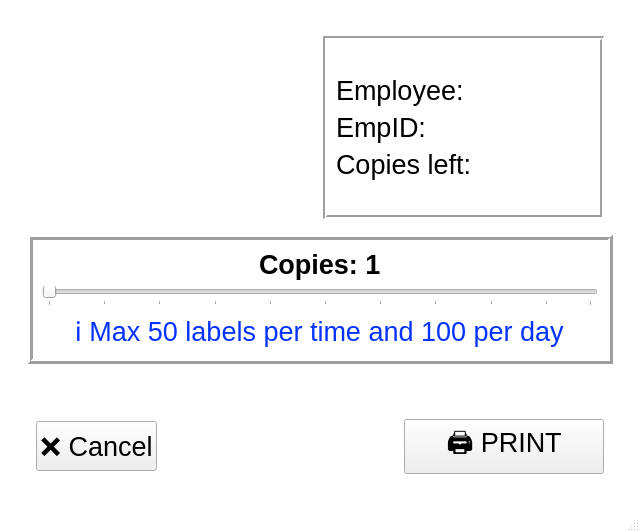
Old version of the form terminal_app/ui/mainwin.ui in the repository msmwebUA/qr_printing_terminals.
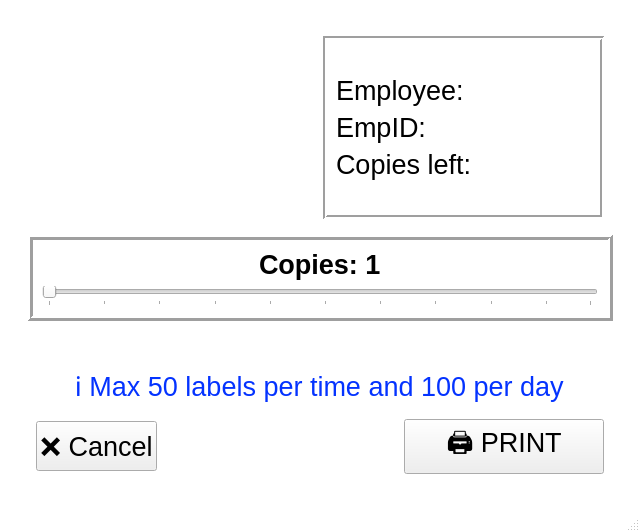
New version of the form. Icons and pictures are not drawn.

Commit message: Update slider and labels for copies

```diff
--- a/terminal_app/ui/mainwin.ui
+++ b/terminal_app/ui/mainwin.ui
@@ -392,21 +392,6 @@
                 </property>
                </widget>
               </item>
-              <item alignment="Qt::AlignmentFlag::AlignHCenter">
-               <widget class="QLabel" name="copiesInfo">
-                <property name="font">
-                 <font>
-                  <pointsize>20</pointsize>
-                 </font>
-                </property>
-                <property name="styleSheet">
-                 <string notr="true">color: rgb(4, 51, 255);</string>
-                </property>
-                <property name="text">
-                 <string>ℹ️ Max 50 labels per time and 100 per day</string>
-                </property>
-               </widget>
-              </item>
              </layout>
             </widget>
            </item>
@@ -423,6 +408,21 @@
              </property>
             </spacer>
            </item>
+           <item alignment="Qt::AlignmentFlag::AlignHCenter">
+            <widget class="QLabel" name="copiesInfo">
+             <property name="font">
+              <font>
+               <pointsize>20</pointsize>
+              </font>
+             </property>
+             <property name="styleSheet">
+              <string notr="true">color: rgb(4, 51, 255);</string>
+             </property>
+             <property name="text">
+              <string>ℹ️ Max 50 labels per time and 100 per day</string>
+             </property>
+            </widget>
+           </item>
            <item>
             <widget class="QFrame" name="frame_4">
              <property name="frameShape">
```
The commit also changes 1 other file.
